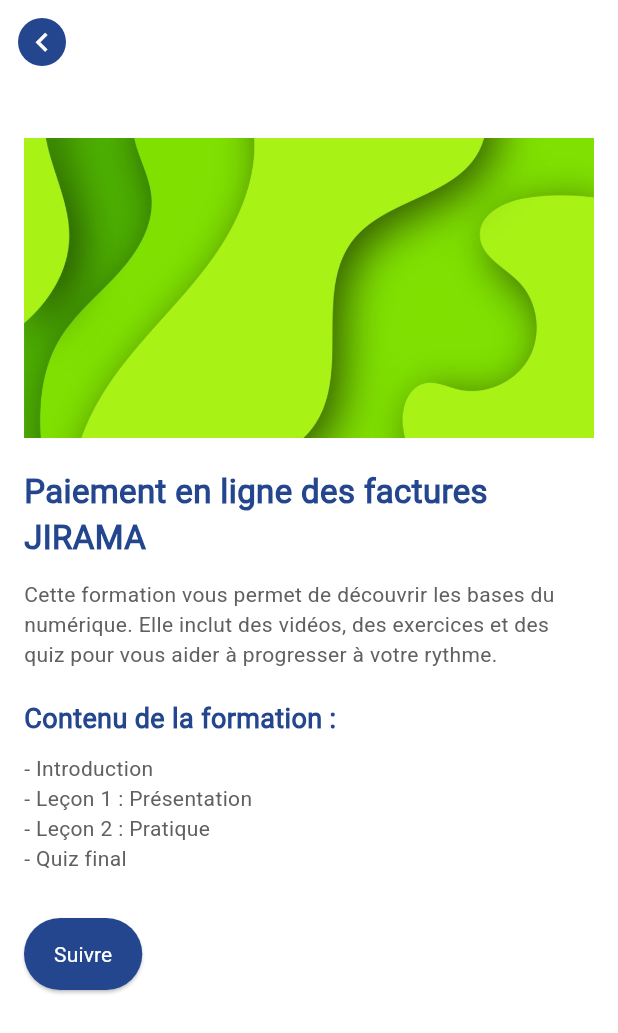
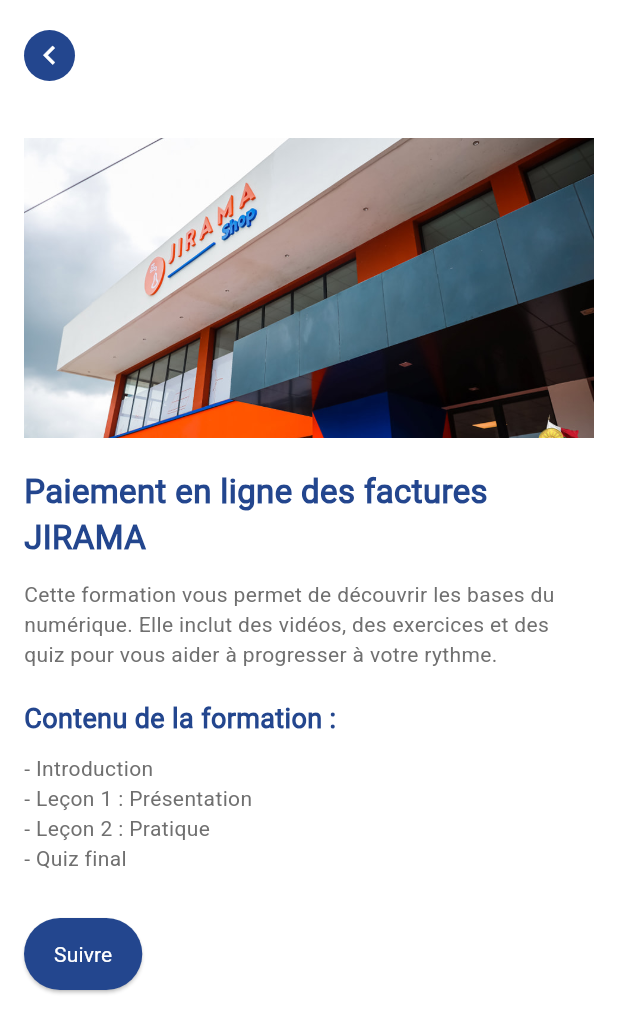
Before and after one commit to IALYFrancisco/NUMEDU, a Flutter app: the FormationDetailsPage screen opened directly, on a phone screen of 412 x 824 dp. Shown: the top 1033 px of the screen. Run offline on Flutter 3.47's test engine with Material 3 defaults, Android fonts, the phone set to English and light mode, and no system bars; our stand-ins replace cloud_firestore, firebase_auth, firebase_core, firebase_storage, flutter_dotenv, image_picker and 1 more; accounts and stored records are empty.

Commit message:
amélioration de la page détails formation

```diff
--- a/lib/screens/detailsformation.dart
+++ b/lib/screens/detailsformation.dart
@@ -8,21 +8,25 @@ class FormationDetailsPage extends StatelessWidget {
     return Scaffold(
       backgroundColor: Colors.white,
       extendBodyBehindAppBar: true, // Le contenu passe sous l'AppBar
-      appBar: AppBar(
-        backgroundColor: Colors.transparent,
-        elevation: 0,
-        leading: Padding(
-          padding: const EdgeInsets.all(12.0), // réduit la marge autour
-          child: InkWell(
-            borderRadius: BorderRadius.circular(20),
+        appBar: PreferredSize(
+        preferredSize: const Size.fromHeight(kToolbarHeight),
+        child: SafeArea(
+            child: Padding(
+            padding: const EdgeInsets.only(left: 16.0, top: 20.0),
+            child: Align(
+                alignment: Alignment.topLeft,
+                child: GestureDetector(
                 onTap: () => Navigator.of(context).pop(),
                 child: Container(
-              decoration: BoxDecoration(
-                color: const Color(0xFF23468E),
-                borderRadius: BorderRadius.circular(20),
+                    width: 34,
+                    height: 34,
+                    decoration: const BoxDecoration(
+                    color: Color(0xFF23468E),
+                    shape: BoxShape.circle,
                     ),
-              padding: const EdgeInsets.all(2), // réduit la surface intérieure
                     child: const Icon(Icons.chevron_left, size: 25, color: Colors.white),
+                ),
+                ),
             ),
             ),
         ),
@@ -34,7 +38,7 @@ class FormationDetailsPage extends StatelessWidget {
           children: [
             const SizedBox(height: kToolbarHeight + 20), // Espace sous AppBar
             const Image(
-              image: AssetImage('assets/images/bg.jpg'),
+              image: AssetImage('assets/images/jirama.jpeg'),
               height: 200,
               width: double.infinity,
               fit: BoxFit.cover,
@@ -42,28 +46,40 @@ class FormationDetailsPage extends StatelessWidget {
             const SizedBox(height: 20),
             const Text(
               "Paiement en ligne des factures JIRAMA",
-              style: TextStyle(fontSize: 22, fontWeight: FontWeight.bold, color: Color(0xFF23468E)),
+              style: TextStyle(
+                fontSize: 22,
+                fontWeight: FontWeight.bold,
+                color: Color(0xFF23468E),
+              ),
             ),
             const SizedBox(height: 12),
-            // Ici on enlève const car couleur dynamique
-            Text(
+            const Text(
               "Cette formation vous permet de découvrir les bases du numérique. "
               "Elle inclut des vidéos, des exercices et des quiz pour vous aider à progresser à votre rythme.",
-              style: TextStyle(fontSize: 14, color: Colors.grey[700]),
+              style: TextStyle(
+                fontSize: 14,
+                color: Color(0xFF707070), // gris un peu foncé
+              ),
             ),
             const SizedBox(height: 20),
             const Text(
               "Contenu de la formation :",
-              style: TextStyle(fontSize: 18, fontWeight: FontWeight.bold, color: Color(0xFF23468E)),
+              style: TextStyle(
+                fontSize: 18,
+                fontWeight: FontWeight.bold,
+                color: Color(0xFF23468E),
+              ),
             ),
             const SizedBox(height: 10),
-            // Ici aussi on enlève const
-            Text(
+            const Text(
               "- Introduction\n"
               "- Leçon 1 : Présentation\n"
               "- Leçon 2 : Pratique\n"
               "- Quiz final",
-              style: TextStyle(fontSize: 14, color: Colors.grey[700]),
+              style: TextStyle(
+                fontSize: 14,
+                color: Color(0xFF707070),
+              ),
             ),
             const SizedBox(height: 30),
             Align(
--- a/pubspec.yaml
+++ b/pubspec.yaml
@@ -78,6 +78,7 @@ flutter:
     - assets/images/bg.jpg
     - assets/images/logo-de-numedu.png
     - assets/images/default-avatar.jpg
+    - assets/images/jirama.jpeg
     - .env
   #   - images/a_dot_ham.jpeg
 
```
Also changed, not shown: assets/images/jirama.jpeg (added). Lines whose indentation alone changed are shown as unchanged.
